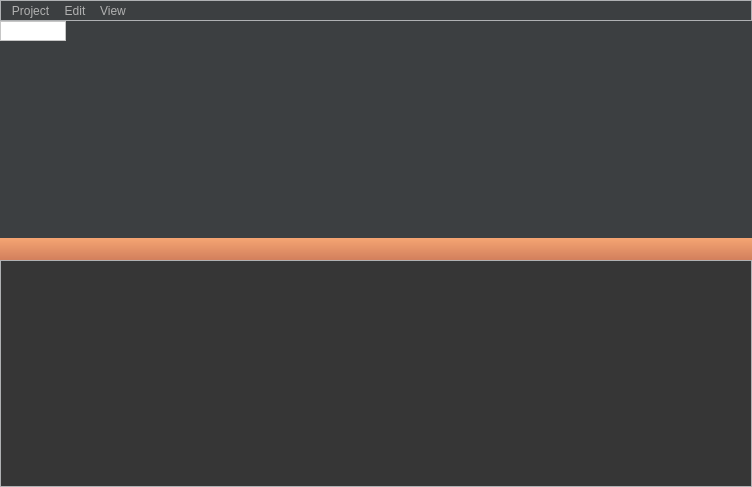
Kit-Law/ReMu, file GUIx86/mainwindow.ui: the form before one commit.
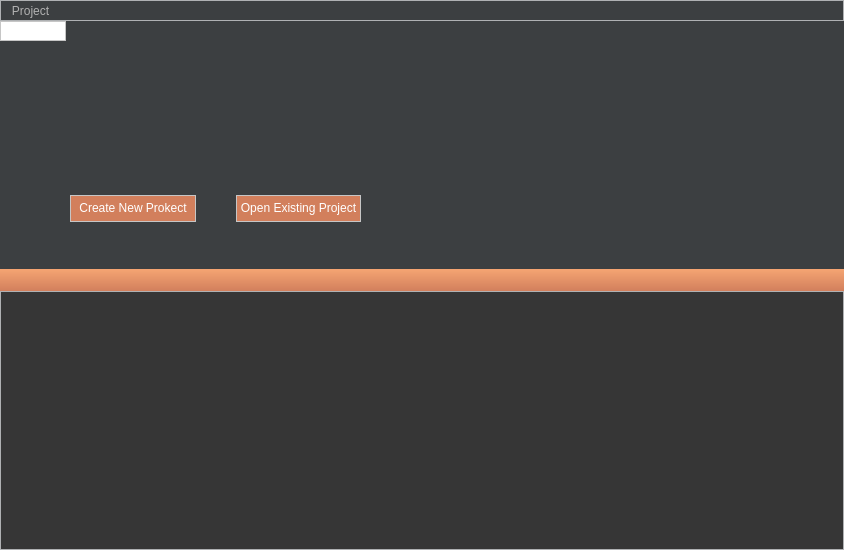
The form after the commit.

The edit to the form file:
```diff
--- a/GUIx86/mainwindow.ui
+++ b/GUIx86/mainwindow.ui
@@ -6,8 +6,8 @@
    <rect>
     <x>0</x>
     <y>0</y>
-    <width>752</width>
-    <height>487</height>
+    <width>844</width>
+    <height>550</height>
    </rect>
   </property>
   <property name="windowTitle">
@@ -68,7 +68,8 @@
 
 QLabel
 {
-    background-color: #b1b1b1;
+    background: transparent;
+	color: white;
 }
 
 QMenuBar
@@ -181,6 +182,14 @@
 {
 	background: #9c6048;
 }
+
+QPushButton
+{
+	color:white;
+	padding:5px 2px 6px 2px;
+	border: 1px solid #c6c6c6;
+	background: #d27f5c;
+}
 </string>
   </property>
   <widget class="QWidget" name="centralwidget">
@@ -240,6 +249,58 @@
         <attribute name="title">
          <string/>
         </attribute>
+        <widget class="QWidget" name="verticalLayoutWidget">
+         <property name="geometry">
+          <rect>
+           <x>20</x>
+           <y>20</y>
+           <width>391</width>
+           <height>201</height>
+          </rect>
+         </property>
+         <layout class="QVBoxLayout" name="verticalLayout">
+          <item>
+           <widget class="QLabel" name="logo">
+            <property name="text">
+             <string/>
+            </property>
+           </widget>
+          </item>
+          <item>
+           <layout class="QHBoxLayout" name="horizontalLayout">
+            <property name="spacing">
+             <number>40</number>
+            </property>
+            <property name="leftMargin">
+             <number>50</number>
+            </property>
+            <property name="topMargin">
+             <number>0</number>
+            </property>
+            <property name="rightMargin">
+             <number>50</number>
+            </property>
+            <property name="bottomMargin">
+             <number>40</number>
+            </property>
+            <item>
+             <widget class="QPushButton" name="pushButton">
+              <property name="text">
+               <string>Create New Prokect</string>
+              </property>
+             </widget>
+            </item>
+            <item>
+             <widget class="QPushButton" name="pushButton_2">
+              <property name="text">
+               <string>Open Existing Project</string>
+              </property>
+             </widget>
+            </item>
+           </layout>
+          </item>
+         </layout>
+        </widget>
        </widget>
       </widget>
       <widget class="QTextEdit" name="textEdit">
@@ -259,7 +320,7 @@
     <rect>
      <x>0</x>
      <y>0</y>
-     <width>752</width>
+     <width>844</width>
      <height>23</height>
     </rect>
    </property>
@@ -277,31 +338,7 @@
     <addaction name="separator"/>
     <addaction name="actionChange_Output"/>
    </widget>
-   <widget class="QMenu" name="menuEdit">
-    <property name="title">
-     <string>Edit</string>
-    </property>
-    <addaction name="actionUndo"/>
-    <addaction name="actionRedo"/>
-    <addaction name="separator"/>
-    <addaction name="actionCopy"/>
-    <addaction name="actionPaste"/>
-    <addaction name="actionPaste_2"/>
-    <addaction name="actionDelete"/>
-   </widget>
-   <widget class="QMenu" name="menuView">
-    <property name="title">
-     <string>View</string>
-    </property>
-    <addaction name="actionShow_Input"/>
-    <addaction name="actionShow_Preview"/>
-    <addaction name="actionToggle_Input_and_Preview"/>
-    <addaction name="separator"/>
-    <addaction name="actionSettings"/>
-   </widget>
    <addaction name="menuFile"/>
-   <addaction name="menuEdit"/>
-   <addaction name="menuView"/>
   </widget>
   <action name="actionNew">
    <property name="text">
```
